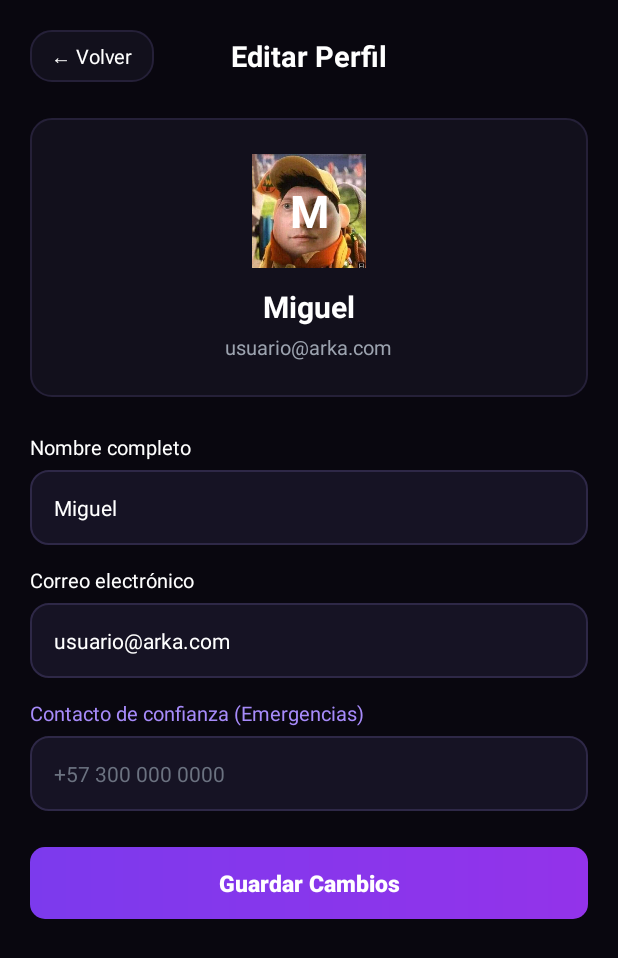
After one commit to Roket9080/ARKA-MOVIL, an Android app: the PerfilActivity screen opened directly, with no data from a screen before it, on a phone screen of 412 x 824 dp. The commit adds this screen. Shown: the top 958 px of the screen. Run offline under Robolectric (Android 15) with nearby library versions, the phone set to English and light mode, and no system bars.

Commit message:
se creo la pantalla de perfil y con sus respectivas opciones

```diff
--- a/app/src/main/AndroidManifest.xml
+++ b/app/src/main/AndroidManifest.xml
@@ -21,6 +21,22 @@
                 <category android:name="android.intent.category.LAUNCHER" />
             </intent-filter>
         </activity>
+        <activity
+            android:name=".LoginActivity"
+            android:exported="false"
+            android:windowSoftInputMode="adjustResize" />
+        <activity
+            android:name=".RegisterActivity"
+            android:exported="false"
+            android:windowSoftInputMode="adjustResize" />
+        <activity
+            android:name=".HomeActivity"
+            android:exported="false"
+            android:windowSoftInputMode="adjustResize" />
+        <activity
+            android:name=".PerfilActivity"
+            android:exported="false"
+            android:windowSoftInputMode="adjustResize" />
     </application>
 
 </manifest>
--- /dev/null
+++ b/app/src/main/java/com/example/myapplication/PerfilActivity.kt
@@ -0,0 +1,49 @@
+package com.example.myapplication // Conserva aquí el nombre exacto de tu paquete original
+
+import android.os.Bundle
+import android.widget.Button
+import android.widget.EditText
+import android.widget.TextView
+import android.widget.Toast
+import androidx.appcompat.app.AppCompatActivity
+
+class PerfilActivity : AppCompatActivity() {
+    override fun onCreate(savedInstanceState: Bundle?) {
+        super.onCreate(savedInstanceState)
+        setContentView(R.layout.activity_perfil)
+
+        val nombreRecibido = intent.getStringExtra("USER_NAME") ?: "Miguel"
+        val emailRecibido = intent.getStringExtra("USER_EMAIL") ?: "usuario@arka.com"
+
+        val tvAvatarGrande = findViewById<TextView>(R.id.tvPerfilAvatarGrande)
+        val tvTituloNombre = findViewById<TextView>(R.id.tvPerfilTituloNombre)
+        val tvSubtituloEmail = findViewById<TextView>(R.id.tvPerfilSubtituloEmail)
+        val etNombre = findViewById<EditText>(R.id.etPerfilNombre)
+        val etEmail = findViewById<EditText>(R.id.etPerfilEmail)
+
+        tvAvatarGrande.text = nombreRecibido.firstOrNull()?.uppercase() ?: "M"
+        tvTituloNombre.text = nombreRecibido
+        tvSubtituloEmail.text = emailRecibido
+        etNombre.setText(nombreRecibido)
+        etEmail.setText(emailRecibido)
+
+        findViewById<Button>(R.id.btnGuardarPerfil).setOnClickListener {
+            val nuevoNombre = etNombre.text.toString().trim()
+            val nuevoEmail = etEmail.text.toString().trim()
+
+            if (nuevoNombre.isEmpty() || nuevoEmail.isEmpty()) {
+                Toast.makeText(this, "Completa nombre y correo", Toast.LENGTH_SHORT).show()
+                return@setOnClickListener
+            }
+
+            tvTituloNombre.text = nuevoNombre
+            tvSubtituloEmail.text = nuevoEmail
+            tvAvatarGrande.text = nuevoNombre.firstOrNull()?.uppercase() ?: "M"
+            Toast.makeText(this, "Perfil actualizado", Toast.LENGTH_SHORT).show()
+        }
+
+        findViewById<TextView>(R.id.btnVolverPerfil).setOnClickListener {
+            finish()
+        }
+    }
+}
--- /dev/null
+++ b/app/src/main/res/drawable/bg_avatar_circle.xml
@@ -0,0 +1,11 @@
+<?xml version="1.0" encoding="utf-8"?>
+<shape xmlns:android="http://schemas.android.com/apk/res/android"
+    android:shape="oval">
+    <gradient
+        android:startColor="#7C3AED"
+        android:endColor="#9333EA"
+        android:angle="45" />
+    <stroke
+        android:width="1.5dp"
+        android:color="#C4B5FD" />
+</shape>
--- /dev/null
+++ b/app/src/main/res/drawable/bg_badge_pill.xml
@@ -0,0 +1,6 @@
+<?xml version="1.0" encoding="utf-8"?>
+<shape xmlns:android="http://schemas.android.com/apk/res/android">
+    <solid android:color="@color/arka_purple_badge_bg" />
+    <stroke android:width="1dp" android:color="#3B2A63" />
+    <corners android:radius="50dp" />
+</shape>
--- /dev/null
+++ b/app/src/main/res/drawable/bg_btn_crisis.xml
@@ -0,0 +1,5 @@
+<?xml version="1.0" encoding="utf-8"?>
+<shape xmlns:android="http://schemas.android.com/apk/res/android">
+    <solid android:color="@color/arka_crisis_red" />
+    <corners android:radius="10dp" />
+</shape>
--- /dev/null
+++ b/app/src/main/res/drawable/bg_btn_primary.xml
@@ -0,0 +1,8 @@
+<?xml version="1.0" encoding="utf-8"?>
+<shape xmlns:android="http://schemas.android.com/apk/res/android">
+    <gradient
+        android:startColor="#7C3AED"
+        android:endColor="#9333EA"
+        android:angle="0" />
+    <corners android:radius="10dp" />
+</shape>
--- /dev/null
+++ b/app/src/main/res/drawable/bg_card_dark.xml
@@ -0,0 +1,6 @@
+<?xml version="1.0" encoding="utf-8"?>
+<shape xmlns:android="http://schemas.android.com/apk/res/android">
+    <solid android:color="@color/arka_card_bg" />
+    <stroke android:width="1dp" android:color="@color/arka_card_stroke" />
+    <corners android:radius="14dp" />
+</shape>
--- /dev/null
+++ b/app/src/main/res/drawable/bg_input_dark.xml
@@ -0,0 +1,6 @@
+<?xml version="1.0" encoding="utf-8"?>
+<shape xmlns:android="http://schemas.android.com/apk/res/android">
+    <solid android:color="#161324" />
+    <stroke android:width="1dp" android:color="#2E2847" />
+    <corners android:radius="12dp" />
+</shape>
--- /dev/null
+++ b/app/src/main/res/layout/activity_perfil.xml
@@ -0,0 +1,157 @@
+<?xml version="1.0" encoding="utf-8"?>
+<ScrollView xmlns:android="http://schemas.android.com/apk/res/android"
+    android:layout_width="match_parent"
+    android:layout_height="match_parent"
+    android:background="@color/arka_bg"
+    android:fillViewport="true">
+
+    <LinearLayout
+        android:layout_width="match_parent"
+        android:layout_height="wrap_content"
+        android:orientation="vertical"
+        android:padding="20dp">
+
+        <!-- BARRA SUPERIOR -->
+        <RelativeLayout
+            android:layout_width="match_parent"
+            android:layout_height="wrap_content"
+            android:layout_marginBottom="24dp">
+
+            <TextView
+                android:id="@+id/btnVolverPerfil"
+                android:layout_width="wrap_content"
+                android:layout_height="wrap_content"
+                android:layout_alignParentStart="true"
+                android:layout_centerVertical="true"
+                android:background="@drawable/bg_card_dark"
+                android:clickable="true"
+                android:focusable="true"
+                android:paddingHorizontal="14dp"
+                android:paddingVertical="8dp"
+                android:text="← Volver"
+                android:textColor="@color/arka_text_primary"
+                android:textSize="13sp" />
+
+            <TextView
+                android:layout_width="wrap_content"
+                android:layout_height="wrap_content"
+                android:layout_centerInParent="true"
+                android:text="Editar Perfil"
+                android:textColor="@color/arka_text_primary"
+                android:textSize="19sp"
+                android:textStyle="bold" />
+        </RelativeLayout>
+
+        <!-- AVATAR Y DATOS -->
+        <LinearLayout
+            android:layout_width="match_parent"
+            android:layout_height="wrap_content"
+            android:layout_marginBottom="24dp"
+            android:background="@drawable/bg_card_dark"
+            android:gravity="center"
+            android:orientation="vertical"
+            android:padding="24dp">
+
+            <TextView
+                android:id="@+id/tvPerfilAvatarGrande"
+                android:layout_width="76dp"
+                android:layout_height="76dp"
+                android:background="@drawable/ricardo"
+                android:gravity="center"
+                android:textColor="@color/arka_text_primary"
+                android:textSize="30sp"
+                android:textStyle="bold" />
+
+            <TextView
+                android:id="@+id/tvPerfilTituloNombre"
+                android:layout_width="wrap_content"
+                android:layout_height="wrap_content"
+                android:layout_marginTop="12dp"
+                android:text="Miguel"
+                android:textColor="@color/arka_text_primary"
+                android:textSize="20sp"
+                android:textStyle="bold" />
+
+            <TextView
+                android:id="@+id/tvPerfilSubtituloEmail"
+                android:layout_width="wrap_content"
+                android:layout_height="wrap_content"
+                android:layout_marginTop="4dp"
+                android:text="usuario@arka.com"
+                android:textColor="@color/arka_text_secondary"
+                android:textSize="13sp" />
+        </LinearLayout>
+
+        <!-- CAMPOS EDITABLES -->
+        <TextView
+            android:layout_width="wrap_content"
+            android:layout_height="wrap_content"
+            android:layout_marginBottom="6dp"
+            android:text="Nombre completo"
+            android:textColor="@color/arka_text_primary"
+            android:textSize="13sp" />
+
+        <EditText
+            android:id="@+id/etPerfilNombre"
+            android:layout_width="match_parent"
+            android:layout_height="50dp"
+            android:layout_marginBottom="14dp"
+            android:background="@drawable/bg_input_dark"
+            android:inputType="textPersonName"
+            android:paddingHorizontal="16dp"
+            android:textColor="@color/arka_text_primary"
+            android:textSize="14sp" />
+
+        <TextView
+            android:layout_width="wrap_content"
+            android:layout_height="wrap_content"
+            android:layout_marginBottom="6dp"
+            android:text="Correo electrónico"
+            android:textColor="@color/arka_text_primary"
+            android:textSize="13sp" />
+
+        <EditText
+            android:id="@+id/etPerfilEmail"
+            android:layout_width="match_parent"
+            android:layout_height="50dp"
+            android:layout_marginBottom="14dp"
+            android:background="@drawable/bg_input_dark"
+            android:inputType="textEmailAddress"
+            android:paddingHorizontal="16dp"
+            android:textColor="@color/arka_text_primary"
+            android:textSize="14sp" />
+
+        <TextView
+            android:layout_width="wrap_content"
+            android:layout_height="wrap_content"
+            android:layout_marginBottom="6dp"
+            android:text="Contacto de confianza (Emergencias)"
+            android:textColor="@color/arka_purple_light"
+            android:textSize="13sp" />
+
+        <EditText
+            android:id="@+id/etContactoEmergencia"
+            android:layout_width="match_parent"
+            android:layout_height="50dp"
+            android:layout_marginBottom="24dp"
+            android:background="@drawable/bg_input_dark"
+            android:hint="+57 300 000 0000"
+            android:inputType="phone"
+            android:paddingHorizontal="16dp"
+            android:textColor="@color/arka_text_primary"
+            android:textColorHint="#6B7280"
+            android:textSize="14sp" />
+
+        <androidx.appcompat.widget.AppCompatButton
+            android:id="@+id/btnGuardarPerfil"
+            android:layout_width="match_parent"
+            android:layout_height="48dp"
+            android:background="@drawable/bg_btn_primary"
+            android:text="Guardar Cambios"
+            android:textAllCaps="false"
+            android:textColor="@color/arka_text_primary"
+            android:textSize="15sp"
+            android:textStyle="bold" />
+
+    </LinearLayout>
+</ScrollView>
--- /dev/null
+++ b/app/src/main/res/menu/menu_perfil.xml
@@ -0,0 +1,12 @@
+<?xml version="1.0" encoding="utf-8"?>
+<menu xmlns:android="http://schemas.android.com/apk/res/android">
+    <item
+        android:id="@+id/action_editar_perfil"
+        android:title="Editar perfil" />
+    <item
+        android:id="@+id/action_configuracion"
+        android:title="Configuración" />
+    <item
+        android:id="@+id/action_cerrar_sesion"
+        android:title="Cerrar sesión" />
+</menu>
--- a/app/src/main/res/values/colors.xml
+++ b/app/src/main/res/values/colors.xml
@@ -1,5 +1,12 @@
 <?xml version="1.0" encoding="utf-8"?>
 <resources>
-    <color name="black">#FF000000</color>
-    <color name="white">#FFFFFFFF</color>
+    <color name="arka_bg">#09070F</color>
+    <color name="arka_card_bg">#12101C</color>
+    <color name="arka_card_stroke">#252038</color>
+    <color name="arka_purple">#8B5CF6</color>
+    <color name="arka_purple_light">#A78BFA</color>
+    <color name="arka_purple_badge_bg">#1E1633</color>
+    <color name="arka_crisis_red">#E11D48</color>
+    <color name="arka_text_primary">#FFFFFF</color>
+    <color name="arka_text_secondary">#9CA3AF</color>
 </resources>
```
Also changed, not shown: app/src/main/res/drawable/angel.png (added), app/src/main/res/drawable/ricardo.png (added).
